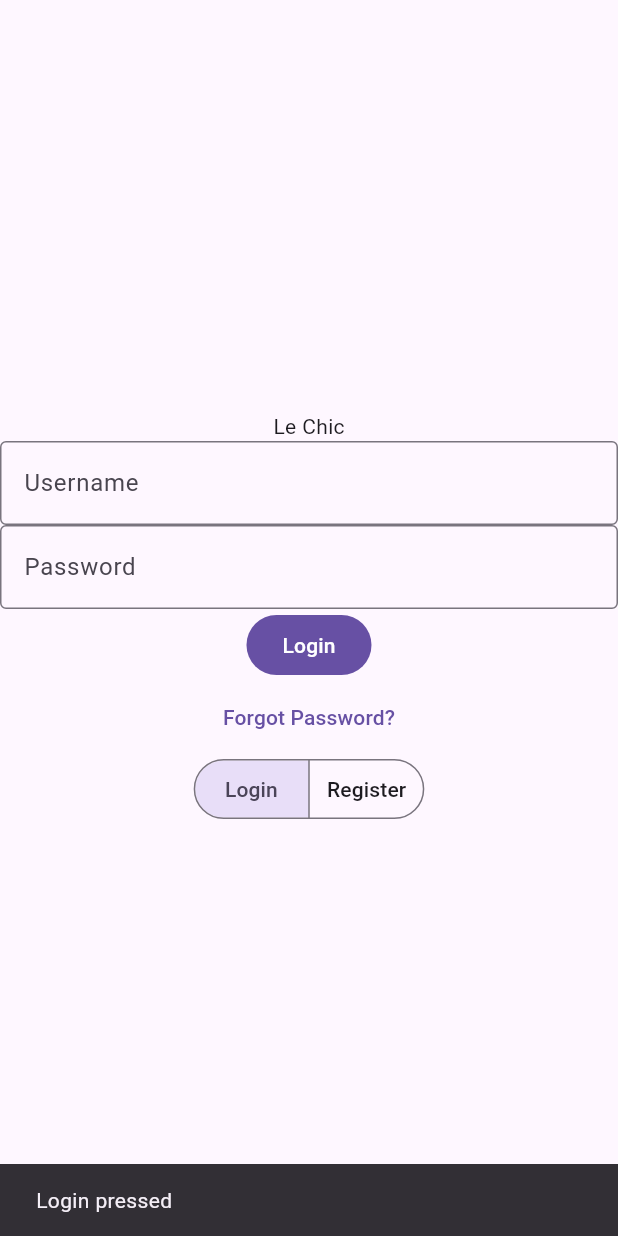
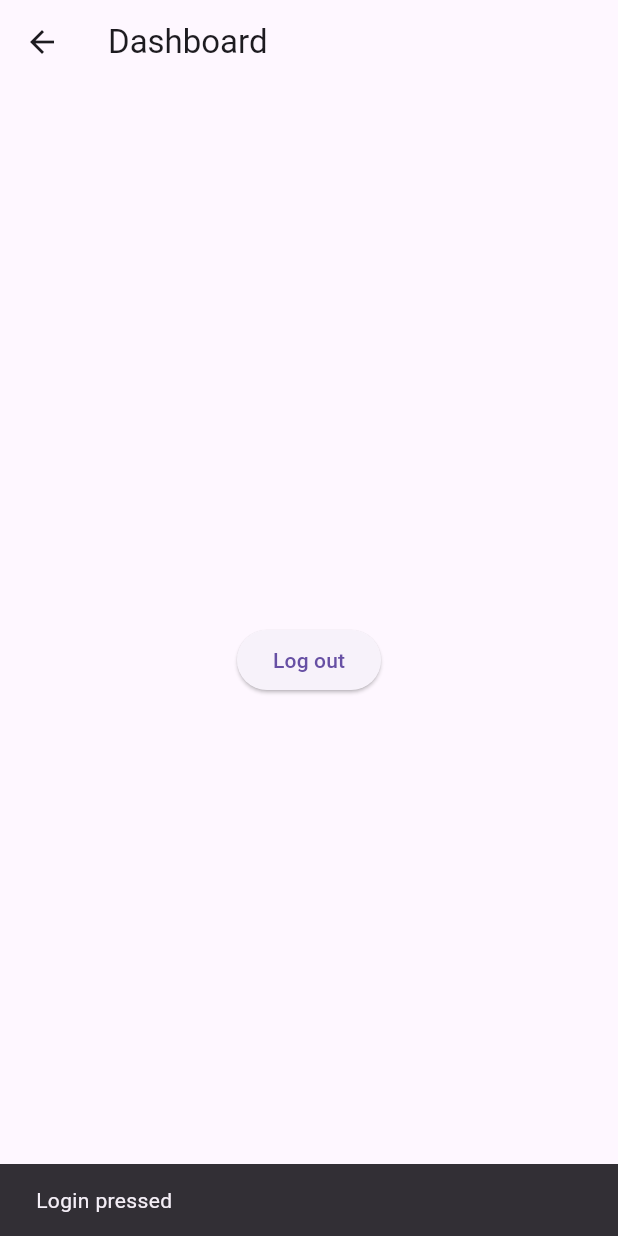
Before and after one commit to HaroldSaenz87/LesChic, a Flutter app: the screen it shows after launch, after a tap on "Login", on a phone screen of 412 x 824 dp. Run offline on Flutter 3.47's test engine with Material 3 defaults, Android fonts, the phone set to English and light mode, and no system bars.

Commit message:
add dashboard page
empty but can navigate between screens

```diff
--- /dev/null
+++ b/Frontend_App/lib/dashboardPage.dart
@@ -0,0 +1,20 @@
+import 'package:flutter/material.dart';
+
+class DashboardPage extends StatelessWidget{
+  const DashboardPage({super.key});
+
+  @override
+  Widget build(BuildContext context) {
+    return Scaffold(
+      appBar: AppBar(
+        title: const Text('Dashboard'),
+      ),
+      body: Center(
+        child: ElevatedButton(
+          onPressed: () => Navigator.pop(context),
+          child: const Text('Log out'),
+          ),
+      )
+    );
+  }
+}
--- a/Frontend_App/lib/loginPage.dart
+++ b/Frontend_App/lib/loginPage.dart
@@ -70,6 +70,12 @@ class LoginView extends StatelessWidget{
 class Login extends StatelessWidget{
   const Login ({super.key});
 
+  void loginPressed(BuildContext context){
+    showSnackBar(context, 'Login pressed');
+    Navigator.pushNamed(context, '/dashboard');
+
+  }
+
   @override
   Widget build(BuildContext context) {
     return Column(
@@ -86,7 +92,7 @@ class Login extends StatelessWidget{
             )
           ),
           FilledButton(
-            onPressed: () => showSnackBar(context, 'Login pressed'),
+            onPressed: () => loginPressed(context),
             child: Text('Login'),
           ),
         ],
--- a/Frontend_App/lib/main.dart
+++ b/Frontend_App/lib/main.dart
@@ -1,3 +1,4 @@
+import 'package:closet/dashboardPage.dart';
 import 'package:flutter/material.dart';
 
 import 'loginPage.dart';
@@ -20,7 +21,10 @@ class App extends StatelessWidget{
       ),
 
       //set first screen seen by user
-      home: const LoginPage()
+      home: const LoginPage(),
+      routes:{
+        '/dashboard': (context) => const DashboardPage(),
+      }
     );
   }
 }
```
